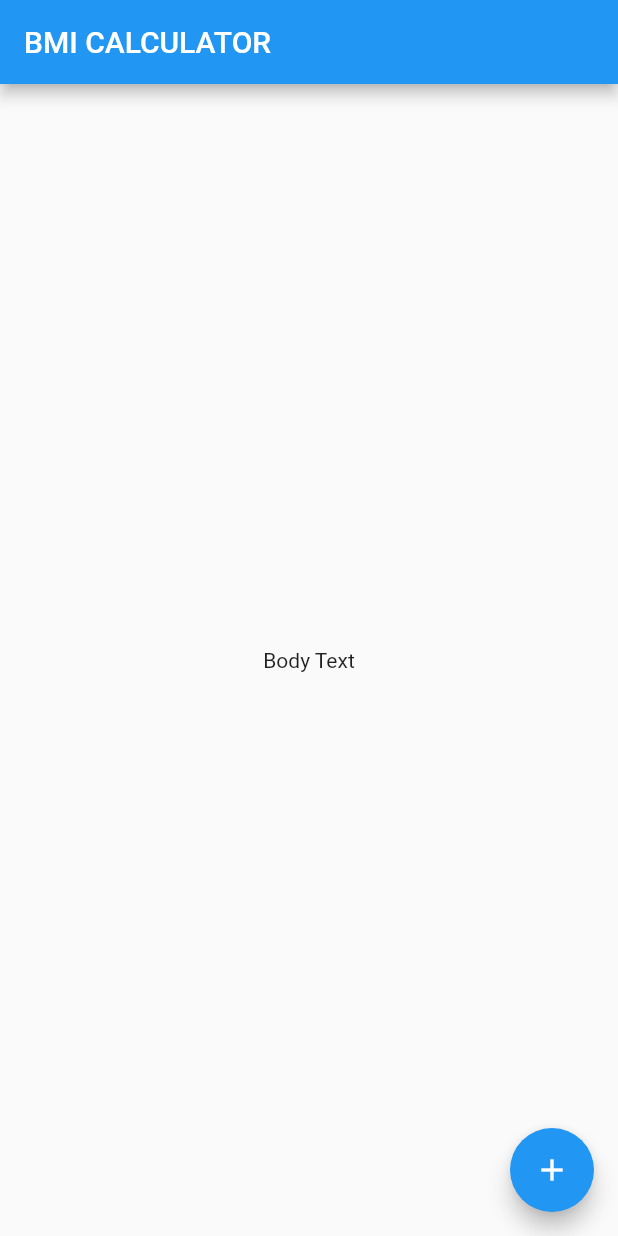
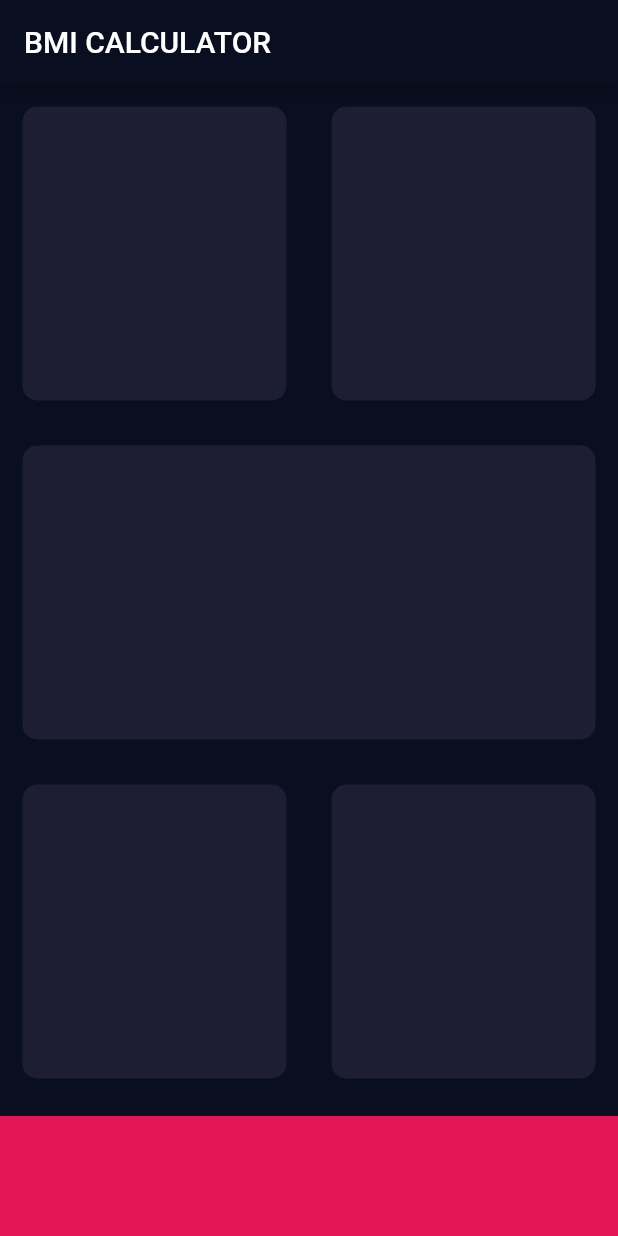
Before and after one commit to zulayqoh/bmi-calculator-flutter, a Flutter app: the screen it shows after launch, on a phone screen of 412 x 824 dp. Run offline on Flutter 3.47's test engine with Material 2 defaults, Android fonts, the phone set to English and light mode, and no system bars.

Commit message:
layout cards on input_page

```diff
--- /dev/null
+++ b/lib/input_page.dart
@@ -0,0 +1,80 @@
+import 'package:flutter/material.dart';
+
+class InputPage extends StatefulWidget {
+  @override
+  _InputPageState createState() => _InputPageState();
+}
+
+class _InputPageState extends State<InputPage> {
+  @override
+  Widget build(BuildContext context) {
+    return Scaffold(
+      appBar: AppBar(
+        backgroundColor: Color(0xFF0A0E21),
+        title: Text('BMI CALCULATOR'),
+      ),
+      body: Column(
+        children: [
+          Expanded(
+            child: Row(
+              children: [
+                Expanded(
+                  child: ReusableCard(
+                    colour: Color(0xFF1D1E33),
+                  ),
+                ),
+                Expanded(
+                  child: ReusableCard(
+                    colour: Color(0xFF1D1E33),
+                  ),
+                ),
+              ],
+            ),
+          ),
+          Expanded(
+            child: ReusableCard(
+              colour: Color(0xFF1D1E33),
+            ),
+          ),
+          Expanded(
+            child: Row(
+              children: [
+                Expanded(
+                  child: ReusableCard(
+                    colour: Color(0xFF1D1E33),
+                  ),
+                ),
+                Expanded(
+                  child: ReusableCard(
+                    colour: Color(0xFF1D1E33),
+                  ),
+                ),
+              ],
+            ),
+          ),
+          Container(
+            color: Color(0xFFE31555),
+            width: double.infinity,
+            height: 80.0,
+            margin: EdgeInsets.only(top: 10.0),
+          ),
+        ],
+      ),
+    );
+  }
+}
+
+class ReusableCard extends StatelessWidget {
+  ReusableCard({required this.colour});
+
+  final Color colour;
+
+  @override
+  Widget build(BuildContext context) {
+    return Container(
+      margin: EdgeInsets.all(15.0),
+      decoration: BoxDecoration(
+          borderRadius: BorderRadius.circular(10.0), color: colour),
+    );
+  }
+}
--- a/lib/main.dart
+++ b/lib/main.dart
@@ -1,4 +1,6 @@
 import 'package:flutter/material.dart';
+
+import 'input_page.dart';
 
 void main() => runApp(BMICalculator());
 
@@ -6,30 +8,12 @@ class BMICalculator extends StatelessWidget {
   @override
   Widget build(BuildContext context) {
     return MaterialApp(
+      theme: ThemeData.dark().copyWith(
+          //primaryColor: Color(0xFF0A0E21),
+          scaffoldBackgroundColor: Color(0xFF0A0E21),
+
+      ),
       home: InputPage(),
     );
   }
 }
-
-class InputPage extends StatefulWidget {
-  @override
-  _InputPageState createState() => _InputPageState();
-}
-
-class _InputPageState extends State<InputPage> {
-  @override
-  Widget build(BuildContext context) {
-    return Scaffold(
-      appBar: AppBar(
-        title: Text('BMI CALCULATOR'),
-      ),
-      body: Center(
-        child: Text('Body Text'),
-      ),
-      floatingActionButton: FloatingActionButton(
-        onPressed: () {},
-        child: Icon(Icons.add),
-      ),
-    );
-  }
-}
```
